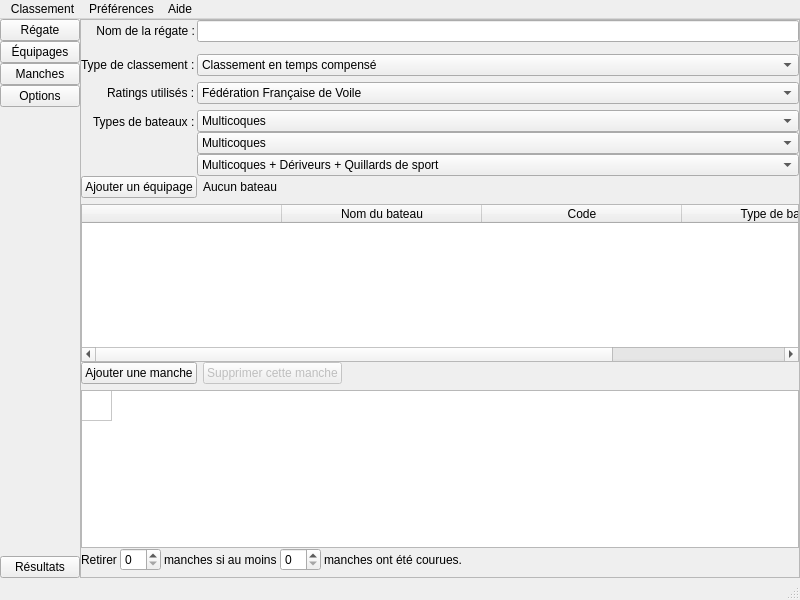
Qt form src/fenprincipale.ui (piero-la-lune/DeriVoile-calc) before a commit.
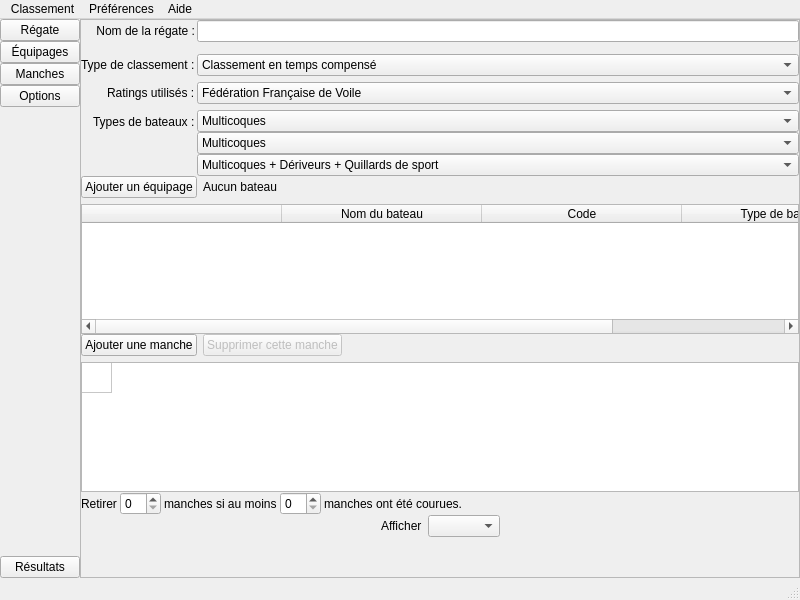
The same form after that commit. Icons and pictures are not drawn.

Diff of the .ui file:
```diff
--- a/src/fenprincipale.ui
+++ b/src/fenprincipale.ui
@@ -748,7 +748,138 @@
          </widget>
         </item>
         <item>
-         <widget class="QWidget" name="step5" native="true"/>
+         <widget class="QWidget" name="step5" native="true">
+          <layout class="QVBoxLayout" name="step5_layout">
+           <property name="leftMargin">
+            <number>0</number>
+           </property>
+           <property name="topMargin">
+            <number>0</number>
+           </property>
+           <property name="rightMargin">
+            <number>0</number>
+           </property>
+           <property name="bottomMargin">
+            <number>0</number>
+           </property>
+           <item>
+            <layout class="QHBoxLayout" name="horizontalLayout_3">
+             <property name="leftMargin">
+              <number>0</number>
+             </property>
+             <property name="topMargin">
+              <number>0</number>
+             </property>
+             <property name="rightMargin">
+              <number>0</number>
+             </property>
+             <property name="bottomMargin">
+              <number>0</number>
+             </property>
+             <item>
+              <spacer name="horizontalSpacer_4">
+               <property name="orientation">
+                <enum>Qt::Horizontal</enum>
+               </property>
+               <property name="sizeHint" stdset="0">
+                <size>
+                 <width>40</width>
+                 <height>20</height>
+                </size>
+               </property>
+              </spacer>
+             </item>
+             <item>
+              <widget class="QLabel" name="afficher">
+               <property name="text">
+                <string>Afficher</string>
+               </property>
+              </widget>
+             </item>
+             <item>
+              <widget class="QComboBox" name="choisirResultat"/>
+             </item>
+             <item>
+              <spacer name="horizontalSpacer_5">
+               <property name="orientation">
+                <enum>Qt::Horizontal</enum>
+               </property>
+               <property name="sizeHint" stdset="0">
+                <size>
+                 <width>40</width>
+                 <height>20</height>
+                </size>
+               </property>
+              </spacer>
+             </item>
+            </layout>
+           </item>
+           <item>
+            <layout class="QHBoxLayout" name="horizontalLayout_4">
+             <property name="leftMargin">
+              <number>0</number>
+             </property>
+             <property name="topMargin">
+              <number>20</number>
+             </property>
+             <property name="rightMargin">
+              <number>0</number>
+             </property>
+             <property name="bottomMargin">
+              <number>0</number>
+             </property>
+             <item>
+              <spacer name="horizontalSpacer_4">
+               <property name="orientation">
+                <enum>Qt::Horizontal</enum>
+               </property>
+               <property name="sizeType">
+                <enum>QSizePolicy::Expanding</enum>
+               </property>
+               <property name="sizeHint" stdset="0">
+                <size>
+                 <width>40</width>
+                 <height>20</height>
+                </size>
+               </property>
+              </spacer>
+             </item>
+             <item>
+              <layout class="QHBoxLayout" name="resultatsLayout">
+               <property name="leftMargin">
+                <number>0</number>
+               </property>
+               <property name="topMargin">
+                <number>0</number>
+               </property>
+               <property name="rightMargin">
+                <number>0</number>
+               </property>
+               <property name="bottomMargin">
+                <number>0</number>
+               </property>
+              </layout>
+             </item>
+             <item>
+              <spacer name="horizontalSpacer_5">
+               <property name="orientation">
+                <enum>Qt::Horizontal</enum>
+               </property>
+               <property name="sizeType">
+                <enum>QSizePolicy::Expanding</enum>
+               </property>
+               <property name="sizeHint" stdset="0">
+                <size>
+                 <width>40</width>
+                 <height>20</height>
+                </size>
+               </property>
+              </spacer>
+             </item>
+            </layout>
+           </item>
+          </layout>
+         </widget>
         </item>
        </layout>
       </widget>
```
